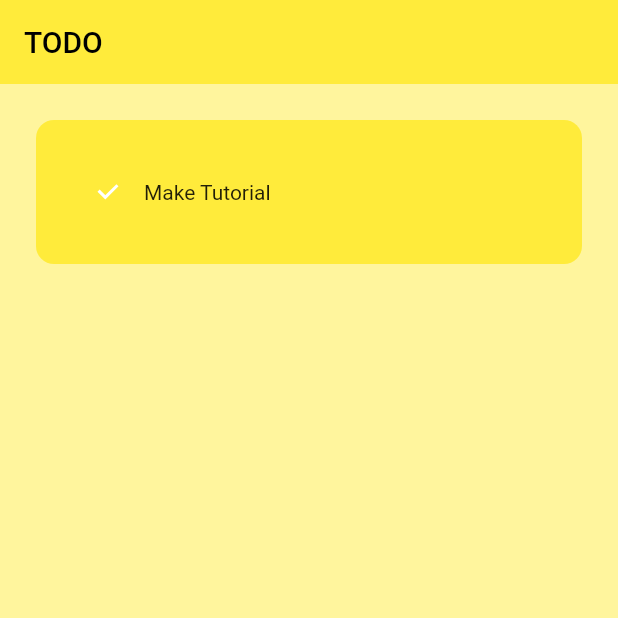
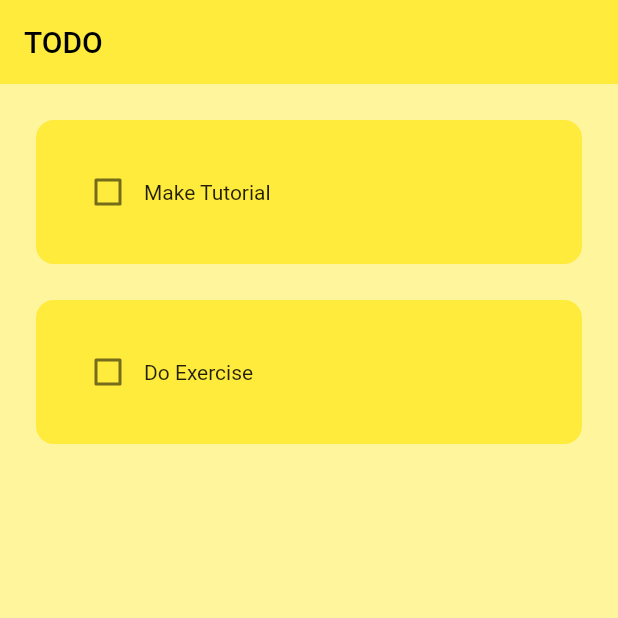
Before and after one commit to GameDog9988/flutter-todo-app, a Flutter app: the screen it shows after launch, on a phone screen of 412 x 824 dp, the top half of it. Run offline on Flutter 3.47's test engine with Material 2 defaults, Android fonts, the phone set to English and light mode, and no system bars.

```diff
--- a/lib/components/todo_tile.dart
+++ b/lib/components/todo_tile.dart
@@ -15,7 +15,7 @@ class ToDoTile extends StatelessWidget {
   @override
   Widget build(BuildContext context) {
     return Padding(
-      padding: const EdgeInsets.all(24),
+      padding: const EdgeInsets.only(left: 24, right: 24, top: 24),
       child: Container(
         padding: const EdgeInsets.all(24),
         decoration: BoxDecoration(
@@ -23,10 +23,18 @@ class ToDoTile extends StatelessWidget {
         child: Row(
           children: [
             // checkbox
-            Checkbox(value: taskCompleted, onChanged: onChanged),
+            Checkbox(
+              value: taskCompleted,
+              onChanged: onChanged,
+              activeColor: Colors.black,
+            ),
 
             // task name
-            Text(taskName),
+            Text(taskName,
+                style: TextStyle(
+                    decoration: taskCompleted
+                        ? TextDecoration.lineThrough
+                        : TextDecoration.none)),
           ],
         ),
       ),
--- a/lib/screens/home_page.dart
+++ b/lib/screens/home_page.dart
@@ -1,6 +1,5 @@
 import "package:flutter/material.dart";
-
-import '../components/todo_tile.dart';
+import 'package:flutter_todo_app/components/todo_tile.dart';
 
 class HomePage extends StatefulWidget {
   const HomePage({super.key});
@@ -10,6 +9,19 @@ class HomePage extends StatefulWidget {
 }
 
 class _HomePageState extends State<HomePage> {
+  // List of todo tasks
+  List toDoList = [
+    ["Make Tutorial", false],
+    ["Do Exercise", false]
+  ];
+
+  // checkbox was tapped
+  void checkBoxChanged(bool? value, int index) {
+    setState(() {
+      toDoList[index][1] = !toDoList[index][1];
+    });
+  }
+
   @override
   Widget build(BuildContext context) {
     return Scaffold(
@@ -18,12 +30,15 @@ class _HomePageState extends State<HomePage> {
           title: const Text("TODO"),
           elevation: 0,
         ),
-        body: ListView(children: [
-          ToDoTile(
-            taskName: "Make Tutorial",
-            taskCompleted: true,
-            onChanged: ((p0) {}),
-          )
-        ]));
+        body: ListView.builder(
+          itemCount: toDoList.length,
+          itemBuilder: ((context, index) {
+            return ToDoTile(
+              taskName: toDoList[index][0],
+              taskCompleted: toDoList[index][1],
+              onChanged: (value) => checkBoxChanged(value, index),
+            );
+          }),
+        ));
   }
 }
```
